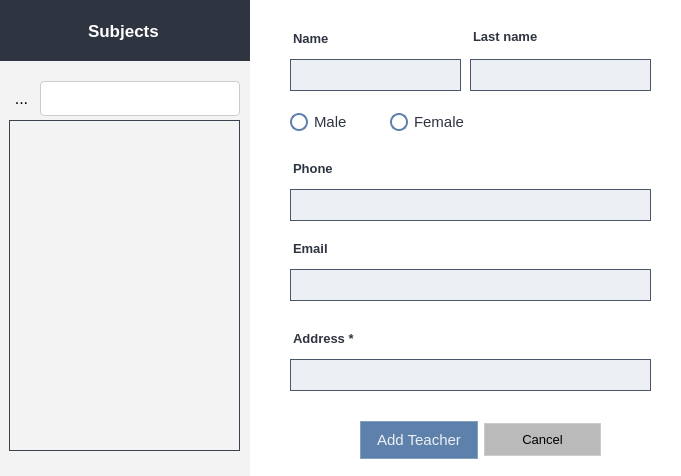
Qt form School_System/ui/AddTeacherDialog.ui (KasperJack/School-Management-System) before a commit.
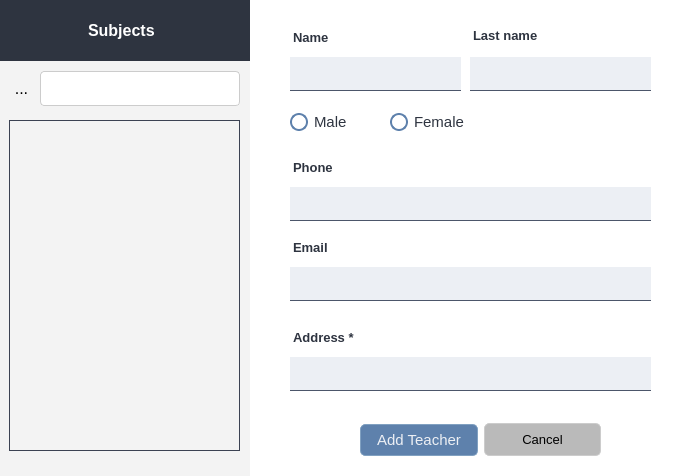
The same form after that commit. Icons and pictures are not drawn.

Patch:
```diff
--- a/School_System/ui/AddTeacherDialog.ui
+++ b/School_System/ui/AddTeacherDialog.ui
@@ -20,71 +20,6 @@
     color: #000000;           /* Black Text */
     font-family: &quot;Segoe UI&quot;, Arial, sans-serif;
     font-size: 12pt;
-border-radius: 10px;
-}
-
-/* Dark Mode (Toggle this for dark theme) */
-/*
-QWidget {
-    background-color: #2b2b2b; 
-    color: #ffffff;           
-}
-*/
-
-/* Buttons */
-QPushButton {
-    background-color: #0078d7; /* Windows Blue */
-    color: white;
-    border-radius: 5px;
-    padding: 8px 16px;
-    border: none;
-    font-size: 11pt;
-}
-QPushButton:hover {
-    background-color: #005a9e; /* Darker Blue on Hover */
-}
-QPushButton:pressed {
-    background-color: #004578; /* Even Darker Blue on Click */
-}
-
-/* Input Fields */
-QLineEdit {
-    background-color: white;
-    color: black;
-    border: 1px solid #cccccc;
-    border-radius: 4px;
-    padding: 6px;
-}
-QLineEdit:focus {
-    border: 1px solid #0078d7; /* Blue Border on Focus */
-    background-color: #ffffff;
-}
-
-/* Labels */
-QLabel {
-    font-size: 13pt;
-    color: #333333; /* Dark Gray */
-}
-
-/* Checkboxes and Radio Buttons */
-QCheckBox, QRadioButton {
-    spacing: 6px;
-    color: #333333;
-}
-
-/* Scrollbars */
-QScrollBar:vertical {
-    border: none;
-    background: #f3f3f3;
-    width: 8px;
-    margin: 0px 0px 0px 0px;
-}
-QScrollBar::handle:vertical {
-    background: #cccccc;
-    border-radius: 4px;
-}
-QScrollBar::handle:vertical:hover {
-    background: #aaaaaa;
 }
 </string>
   </property>
@@ -130,14 +65,13 @@
     <item>
      <widget class="QLineEdit" name="name_field">
       <property name="styleSheet">
-       <string notr="true">/* Input Field */
-QLineEdit {
+       <string notr="true">QLineEdit {
     background-color: #eceff4; /* Light background */
     color: #000000; /* Black text */
-    border: 1px solid #4C566A; /* Subtle gray-blue border */
-    border-radius: 0px; /* No rounded corners */
+    border: none; /* Remove default border */
+    border-bottom: 1px solid #4C566A; /* Subtle bottom border */
     padding: 6px; /* Padding inside the field */
-    font-size: 14px; /* Standard font size */
+    outline: none; /* Remove focus outline */
 }
 
 /* Focused Input Field */
@@ -210,14 +144,13 @@
     <item>
      <widget class="QLineEdit" name="last_name_field">
       <property name="styleSheet">
-       <string notr="true">/* Input Field */
-QLineEdit {
+       <string notr="true">QLineEdit {
     background-color: #eceff4; /* Light background */
     color: #000000; /* Black text */
-    border: 1px solid #4C566A; /* Subtle gray-blue border */
-    border-radius: 0px; /* No rounded corners */
+    border: none; /* Remove default border */
+    border-bottom: 1px solid #4C566A; /* Subtle bottom border */
     padding: 6px; /* Padding inside the field */
-    font-size: 14px; /* Standard font size */
+    outline: none; /* Remove focus outline */
 }
 
 /* Focused Input Field */
@@ -378,8 +311,8 @@
      <widget class="QPushButton" name="add_teacher_button">
       <property name="minimumSize">
        <size>
-        <width>86</width>
-        <height>38</height>
+        <width>0</width>
+        <height>0</height>
        </size>
       </property>
       <property name="styleSheet">
@@ -391,8 +324,8 @@
     padding: 6px 12px;
     font-family: &quot;Segoe UI&quot;;
     font-size: 15px;
-    min-width: 60px;
-    min-height: 24px;
+border-radius: 5px;
+
 }
 
 /* Hover State */
@@ -458,6 +391,7 @@
     border-radius: 0px;
     padding: 8px 16px;
     font-size: 10pt;
+border-radius: 5px;
 }
 
 QPushButton:hover {
@@ -520,14 +454,13 @@
     <item>
      <widget class="QLineEdit" name="email_field">
       <property name="styleSheet">
-       <string notr="true">/* Input Field */
-QLineEdit {
+       <string notr="true">QLineEdit {
     background-color: #eceff4; /* Light background */
     color: #000000; /* Black text */
-    border: 1px solid #4C566A; /* Subtle gray-blue border */
-    border-radius: 0px; /* No rounded corners */
+    border: none; /* Remove default border */
+    border-bottom: 1px solid #4C566A; /* Subtle bottom border */
     padding: 6px; /* Padding inside the field */
-    font-size: 14px; /* Standard font size */
+    outline: none; /* Remove focus outline */
 }
 
 /* Focused Input Field */
@@ -588,14 +521,13 @@
     <item>
      <widget class="QLineEdit" name="phone_field">
       <property name="styleSheet">
-       <string notr="true">/* Input Field */
-QLineEdit {
+       <string notr="true">QLineEdit {
     background-color: #eceff4; /* Light background */
     color: #000000; /* Black text */
-    border: 1px solid #4C566A; /* Subtle gray-blue border */
-    border-radius: 0px; /* No rounded corners */
+    border: none; /* Remove default border */
+    border-bottom: 1px solid #4C566A; /* Subtle bottom border */
     padding: 6px; /* Padding inside the field */
-    font-size: 14px; /* Standard font size */
+    outline: none; /* Remove focus outline */
 }
 
 /* Focused Input Field */
@@ -656,14 +588,13 @@
     <item>
      <widget class="QLineEdit" name="address_field">
       <property name="styleSheet">
-       <string notr="true">/* Input Field */
-QLineEdit {
+       <string notr="true">QLineEdit {
     background-color: #eceff4; /* Light background */
     color: #000000; /* Black text */
-    border: 1px solid #4C566A; /* Subtle gray-blue border */
-    border-radius: 0px; /* No rounded corners */
+    border: none; /* Remove default border */
+    border-bottom: 1px solid #4C566A; /* Subtle bottom border */
     padding: 6px; /* Padding inside the field */
-    font-size: 14px; /* Standard font size */
+    outline: none; /* Remove focus outline */
 }
 
 /* Focused Input Field */
@@ -809,7 +740,7 @@
      <property name="font">
       <font>
        <family>Segoe UI</family>
-       <pointsize>13</pointsize>
+       <pointsize>12</pointsize>
        <bold>true</bold>
       </font>
      </property>
@@ -844,7 +775,7 @@
     <property name="geometry">
      <rect>
       <x>10</x>
-      <y>80</y>
+      <y>70</y>
       <width>231</width>
       <height>37</height>
      </rect>
```
Left out of the diff: 10 changed lines with no effect on the pictures.
